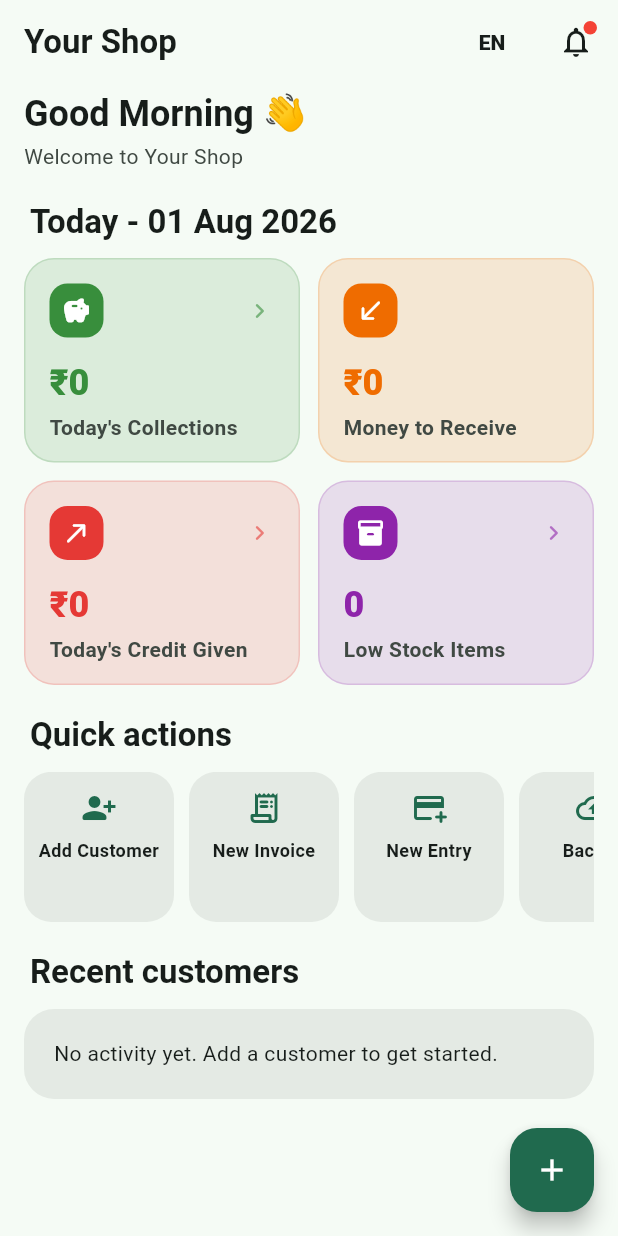
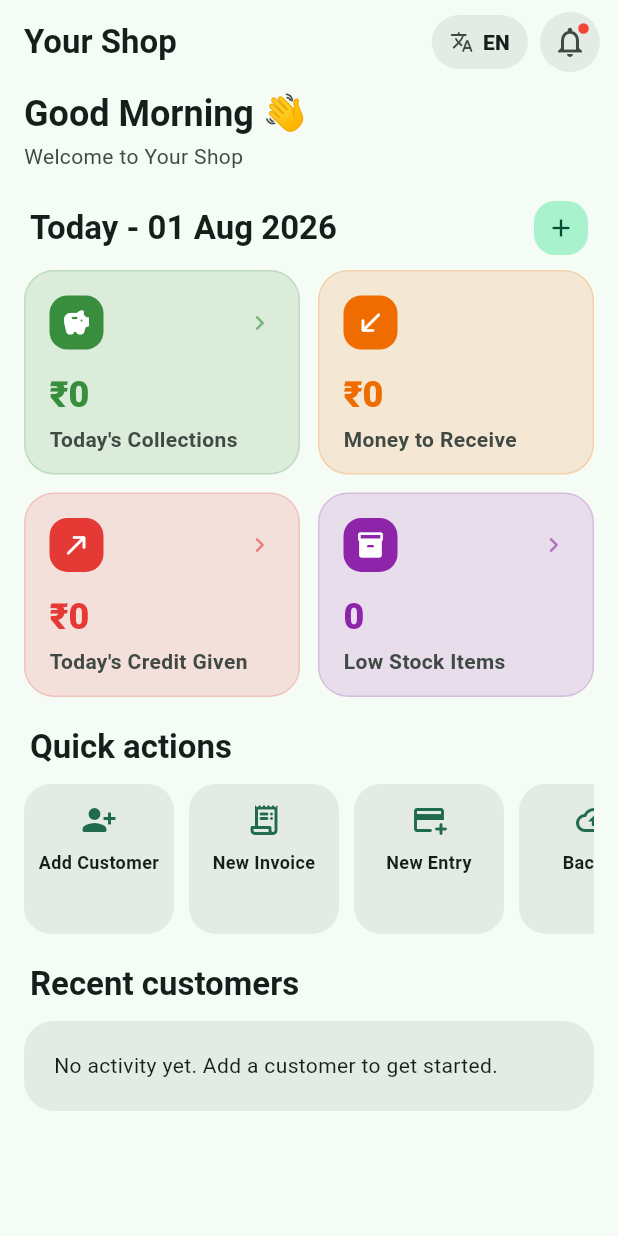
Before and after one commit to Arbaazkapz/businessos, a Flutter app: the DashboardScreen screen opened directly, on a phone screen of 412 x 824 dp. Run offline on Flutter 3.47's test engine with Material 3 defaults, Android fonts, the light colour scheme and no system bars; our stand-ins replace drift, file_picker, flutter_riverpod, flutter_secure_storage, local_auth, pdf and 3 more; missing offline and left inert: encrypt; accounts and stored records are empty; generated files the repository leaves out were written again.

Commit message:
Add files via upload

```diff
--- a/lib/ui/screens/dashboard_screen.dart
+++ b/lib/ui/screens/dashboard_screen.dart
@@ -120,51 +120,72 @@ class DashboardScreen extends ConsumerWidget {
         .whereType<Customer>()
         .toList();
 
+    final scheme = Theme.of(context).colorScheme;
+
     return Scaffold(
       appBar: AppBar(
         automaticallyImplyLeading: false,
         title: Text(businessName, overflow: TextOverflow.ellipsis),
         actions: [
-          TextButton(
-            onPressed: () => ref.read(localeProvider.notifier).toggle(),
-            child: Text(
+          Material(
+            color: scheme.surfaceContainerHigh,
+            borderRadius: BorderRadius.circular(20),
+            child: InkWell(
+              borderRadius: BorderRadius.circular(20),
+              onTap: () => ref.read(localeProvider.notifier).toggle(),
+              child: Padding(
+                padding: const EdgeInsets.symmetric(horizontal: 12, vertical: 8),
+                child: Row(
+                  mainAxisSize: MainAxisSize.min,
+                  children: [
+                    Icon(Icons.translate_rounded, size: 16, color: scheme.onSurfaceVariant),
+                    const SizedBox(width: 6),
+                    Text(
                       locale == AppLocale.hi ? 'हिं' : 'EN',
-              style: TextStyle(
-                fontWeight: FontWeight.w800,
-                color: Theme.of(context).colorScheme.onSurface,
+                      style: TextStyle(fontWeight: FontWeight.w800, color: scheme.onSurface),
+                    ),
+                  ],
                 ),
               ),
             ),
-          Stack(
-            alignment: Alignment.center,
-            children: [
-              IconButton(
-                icon: const Icon(Icons.notifications_outlined),
-                tooltip: strings.t('notifications_title'),
-                onPressed: () => Navigator.push(
+          ),
+          const SizedBox(width: 8),
+          Material(
+            color: scheme.surfaceContainerHigh,
+            shape: const CircleBorder(),
+            child: InkWell(
+              customBorder: const CircleBorder(),
+              onTap: () => Navigator.push(
                 context,
                 MaterialPageRoute(builder: (_) => const NotificationsScreen()),
               ),
-              ),
+              child: Padding(
+                padding: const EdgeInsets.all(8),
+                child: Stack(
+                  clipBehavior: Clip.none,
+                  children: [
+                    Icon(Icons.notifications_outlined, color: scheme.onSurfaceVariant),
                     if (attention.total > 0)
                       Positioned(
-                  top: 10,
-                  right: 10,
+                        top: -2,
+                        right: -2,
                         child: Container(
-                    width: 9,
-                    height: 9,
-                    decoration: const BoxDecoration(color: Colors.red, shape: BoxShape.circle),
+                          width: 10,
+                          height: 10,
+                          decoration: BoxDecoration(
+                            color: Colors.red,
+                            shape: BoxShape.circle,
+                            border: Border.all(color: scheme.surfaceContainerHigh, width: 1.5),
+                          ),
                         ),
                       ),
                   ],
                 ),
-          const SizedBox(width: 4),
+              ),
+            ),
+          ),
+          const SizedBox(width: 12),
         ],
-      ),
-      floatingActionButton: FloatingActionButton(
-        onPressed: () => _showQuickTools(context, strings),
-        tooltip: strings.t('quick_add_title'),
-        child: const Icon(Icons.add),
       ),
       body: RefreshIndicator(
         onRefresh: () async {
@@ -187,7 +208,22 @@ class DashboardScreen extends ConsumerWidget {
                   .bodyMedium
                   ?.copyWith(color: Theme.of(context).colorScheme.onSurfaceVariant),
             ),
-            SectionHeader('${strings.t('dashboard_today')} - ${AppFormatters.date(DateTime.now())}'),
+            SectionHeader(
+              '${strings.t('dashboard_today')} - ${AppFormatters.date(DateTime.now())}',
+              trailing: Material(
+                color: Theme.of(context).colorScheme.primaryContainer,
+                borderRadius: BorderRadius.circular(14),
+                child: InkWell(
+                  borderRadius: BorderRadius.circular(14),
+                  onTap: () => _showQuickTools(context, strings),
+                  child: Padding(
+                    padding: const EdgeInsets.all(8),
+                    child: Icon(Icons.add_rounded,
+                        size: 20, color: Theme.of(context).colorScheme.onPrimaryContainer),
+                  ),
+                ),
+              ),
+            ),
             GridView.count(
               crossAxisCount: 2,
               shrinkWrap: true,
```
Also changed, not shown: lib/ui/screens/calculator_screen.dart (+85 -36 lines), 2 other files. Lines whose indentation alone changed are shown as unchanged.
